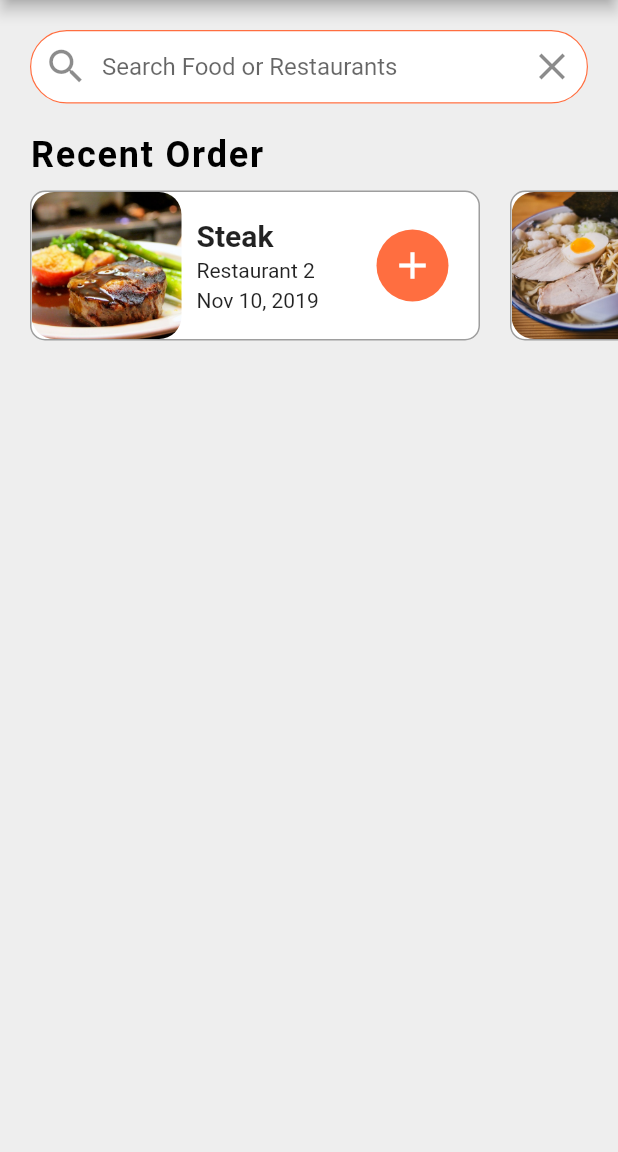
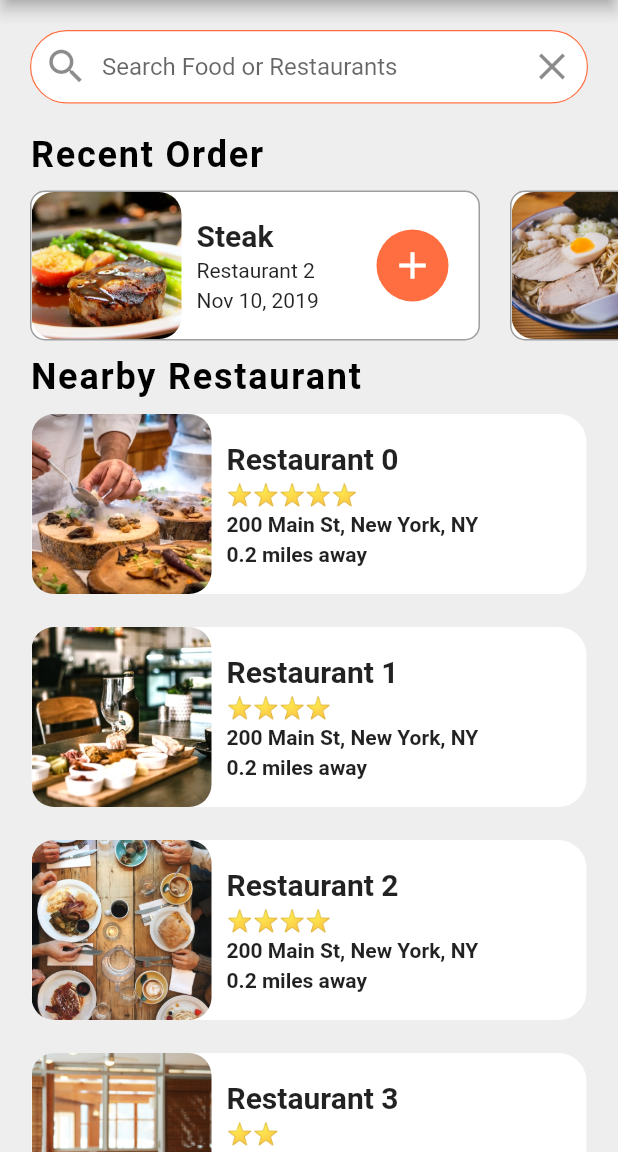
Before and after one commit to KTmifune/flutter-food-delivery-ui, a Flutter app: the screen it shows after launch, on a phone screen of 412 x 824 dp, the part 84-1236 px from its top. Run offline on Flutter 3.47's test engine with Material 2 defaults, Android fonts, the phone set to English and light mode, and no system bars; our stand-ins replace google_fonts.

Commit message:
no message

```diff
--- a/flutter_food_delivery_ui/lib/screens/home_screen.dart
+++ b/flutter_food_delivery_ui/lib/screens/home_screen.dart
@@ -1,6 +1,11 @@
+import 'package:flutter/cupertino.dart';
 import 'package:flutter/material.dart';
 import 'package:flutter_food_delivery_ui/data/data.dart';
+import 'package:flutter_food_delivery_ui/models/restaurant.dart';
+import 'package:flutter_food_delivery_ui/screens/restaurant_screen.dart';
+import 'package:flutter_food_delivery_ui/widgets/raiting_stars.dart';
 import 'package:flutter_food_delivery_ui/widgets/recent_orders.dart';
+import 'package:google_fonts/google_fonts.dart';
 
 class HomeScreen extends StatefulWidget {
   @override
@@ -8,6 +13,84 @@ class HomeScreen extends StatefulWidget {
 }
 
 class _HomeScreenState extends State<HomeScreen> {
+  _buildRestaurant() {
+    List<Widget> restaurantList = [];
+    restaurants.forEach((Restaurant restaurant) {
+      restaurantList.add(
+        GestureDetector(
+          onTap: () {
+            Navigator.push(
+              context,
+              MaterialPageRoute(
+                builder: (context) => RestaurantScreen(restaurant: restaurant),
+              ),
+            );
+          },
+          child: Container(
+            margin: EdgeInsets.symmetric(horizontal: 20.0, vertical: 10.0),
+            decoration: BoxDecoration(
+              color: Colors.white,
+              borderRadius: BorderRadius.circular(20.0),
+              border: Border.all(
+                width: 1.0,
+                color: Colors.grey[200],
+              ),
+            ),
+            child: Row(
+              children: <Widget>[
+                ClipRRect(
+                  borderRadius: BorderRadius.circular(15.0),
+                  child: Image.asset(
+                    restaurant.imageUrl,
+                    height: 120.0,
+                    width: 120.0,
+                    fit: BoxFit.cover,
+                  ),
+                ),
+                Expanded(
+                  child: Container(
+                    margin: EdgeInsets.all(10.0),
+                    child: Column(
+                      crossAxisAlignment: CrossAxisAlignment.start,
+                      mainAxisAlignment: MainAxisAlignment.center,
+                      children: <Widget>[
+                        Text(
+                          restaurant.name,
+                          style: TextStyle(
+                              fontWeight: FontWeight.bold, fontSize: 20.0),
+                          overflow: TextOverflow.ellipsis,
+                        ),
+                        SizedBox(height: 4.0),
+                        RatingStars(rating: restaurant.rating),
+                        SizedBox(height: 4.0),
+                        Text(
+                          restaurant.address,
+                          style: TextStyle(
+                              fontWeight: FontWeight.w600, fontSize: 14.0),
+                          overflow: TextOverflow.ellipsis,
+                        ),
+                        SizedBox(height: 4.0),
+                        Text(
+                          '0.2 miles away',
+                          style: TextStyle(
+                              fontWeight: FontWeight.w600, fontSize: 14.0),
+                          overflow: TextOverflow.ellipsis,
+                        )
+                      ],
+                    ),
+                  ),
+                )
+              ],
+            ),
+          ),
+        ),
+      );
+    });
+    return Column(
+      children: restaurantList,
+    );
+  }
+
   @override
   Widget build(BuildContext context) {
     return Scaffold(
@@ -69,6 +152,25 @@ class _HomeScreenState extends State<HomeScreen> {
             ),
           ),
           RecentOrders(),
+          Column(
+            crossAxisAlignment: CrossAxisAlignment.start,
+            children: <Widget>[
+              Padding(
+                padding: const EdgeInsets.symmetric(horizontal: 20.0),
+                child: Text(
+                  'Nearby Restaurant',
+                  style: GoogleFonts.shadowsIntoLight(
+                      textStyle: TextStyle(
+                    fontWeight: FontWeight.bold,
+                    fontSize: 24.0,
+                    color: Colors.black,
+                    letterSpacing: 1.2,
+                  )),
+                ),
+              ),
+              _buildRestaurant(),
+            ],
+          ),
         ],
       ),
     );
--- /dev/null
+++ b/flutter_food_delivery_ui/lib/screens/restaurant_screen.dart
@@ -0,0 +1,20 @@
+import 'package:flutter/material.dart';
+import 'package:flutter_food_delivery_ui/models/restaurant.dart';
+
+class RestaurantScreen extends StatefulWidget {
+  final Restaurant restaurant;
+  RestaurantScreen({this.restaurant});
+  @override
+  _RestaurantScreenState createState() => _RestaurantScreenState();
+}
+
+class _RestaurantScreenState extends State<RestaurantScreen> {
+  @override
+  Widget build(BuildContext context) {
+    return Scaffold(
+      appBar: AppBar(
+        title: Text('Restaurant'),
+      ),
+    );
+  }
+}
--- /dev/null
+++ b/flutter_food_delivery_ui/lib/widgets/raiting_stars.dart
@@ -0,0 +1,15 @@
+import 'package:flutter/material.dart';
+
+class RatingStars extends StatelessWidget {
+  final int rating;
+
+  RatingStars({this.rating});
+  @override
+  Widget build(BuildContext context) {
+    String stars = '';
+    for (int i = 0; i < rating; i++) {
+      stars += '⭐️';
+    }
+    return Text(stars);
+  }
+}
```
